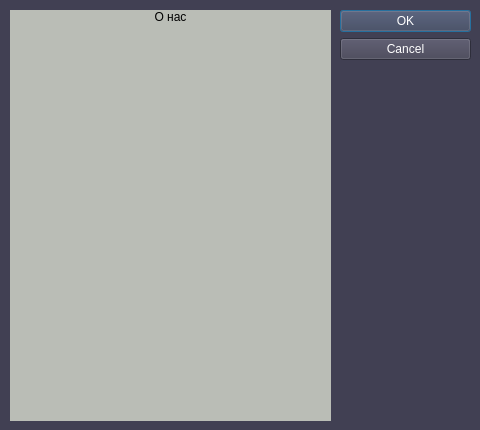
Qt form grafic/about_us.ui (gwindblaids/timetracker) before a commit.
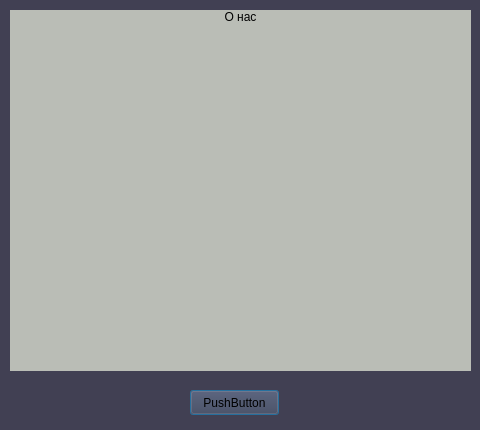
The same form after that commit. Icons and pictures are not drawn.

Diff of the .ui file:
```diff
--- a/grafic/about_us.ui
+++ b/grafic/about_us.ui
@@ -16,32 +16,13 @@
   <property name="styleSheet">
    <string notr="true">background-color: rgb(65, 64, 83)</string>
   </property>
-  <widget class="QDialogButtonBox" name="buttonBox">
-   <property name="geometry">
-    <rect>
-     <x>340</x>
-     <y>10</y>
-     <width>131</width>
-     <height>71</height>
-    </rect>
-   </property>
-   <property name="styleSheet">
-    <string notr="true">color: white;</string>
-   </property>
-   <property name="orientation">
-    <enum>Qt::Vertical</enum>
-   </property>
-   <property name="standardButtons">
-    <set>QDialogButtonBox::Cancel|QDialogButtonBox::Ok</set>
-   </property>
-  </widget>
   <widget class="QLabel" name="label">
    <property name="geometry">
     <rect>
      <x>10</x>
      <y>10</y>
-     <width>321</width>
-     <height>411</height>
+     <width>461</width>
+     <height>361</height>
     </rect>
    </property>
    <property name="styleSheet">
@@ -54,6 +35,19 @@
     <set>Qt::AlignHCenter|Qt::AlignTop</set>
    </property>
   </widget>
+  <widget class="QPushButton" name="pushButton">
+   <property name="geometry">
+    <rect>
+     <x>190</x>
+     <y>390</y>
+     <width>89</width>
+     <height>25</height>
+    </rect>
+   </property>
+   <property name="text">
+    <string>PushButton</string>
+   </property>
+  </widget>
  </widget>
  <resources/>
  <connections>
```
Left out of the diff: 45 changed lines with no effect on the pictures.
